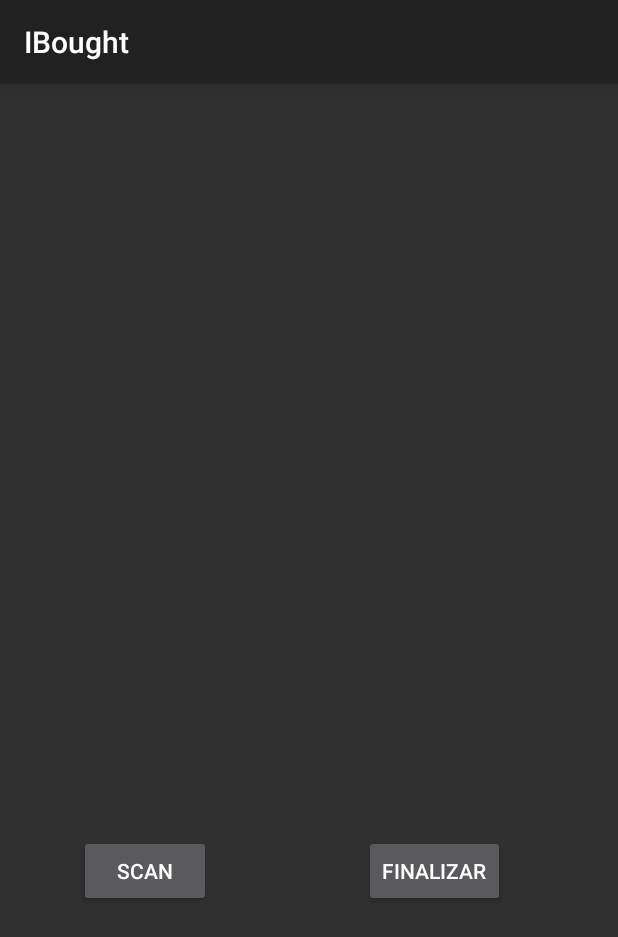
After one commit to fabianoyoschitaki/easy-shopping, an Android app: the ScanActivity screen opened directly, with no data from a screen before it, on a phone screen of 412 x 824 dp. The commit adds this screen. Shown: the top 937 px of the screen. Run offline under Robolectric (Android 15) with nearby library versions, the phone set to English and light mode, and no system bars.

Commit message:
Tela Scan-Hallan

```diff
--- a/app/build.gradle
+++ b/app/build.gradle
@@ -5,7 +5,7 @@ android {
     buildToolsVersion "23.0.2"
     defaultConfig {
         applicationId "bought.fornax.com.bought"
-        minSdkVersion 19
+        minSdkVersion 15
         targetSdkVersion 23
         versionCode 1
         versionName "1.0"
--- a/app/src/main/AndroidManifest.xml
+++ b/app/src/main/AndroidManifest.xml
@@ -24,7 +24,9 @@
         <activity
             android:name=".InitialActivity"
             android:label="@string/title_activity_initial"
-            android:theme="@style/AppTheme.Dark">
+            android:theme="@style/AppTheme.Dark" >
+        </activity>
+        <activity android:name="com.fornax.bought.activity.ScanActivity" >
         </activity>
     </application>
 
--- a/app/src/main/java/bought/fornax/com/bought/NavigationDrawerFragment.java
+++ b/app/src/main/java/bought/fornax/com/bought/NavigationDrawerFragment.java
@@ -98,7 +98,7 @@ public class NavigationDrawerFragment extends Fragment {
             }
         });
         mDrawerListView.setAdapter(new ArrayAdapter<String>(
-                getActionBar().getThemedContext(),
+                getActivity(),
                 android.R.layout.simple_list_item_activated_1,
                 android.R.id.text1,
                 new String[]{
@@ -128,9 +128,7 @@ public class NavigationDrawerFragment extends Fragment {
         mDrawerLayout.setDrawerShadow(R.drawable.drawer_shadow, GravityCompat.START);
         // set up the drawer's list view with items and click listener
 
-        ActionBar actionBar = getActionBar();
-        actionBar.setDisplayHomeAsUpEnabled(true);
-        actionBar.setHomeButtonEnabled(true);
+
 
         // ActionBarDrawerToggle ties together the the proper interactions
         // between the navigation drawer and the action bar app icon.
--- /dev/null
+++ b/app/src/main/java/com/fornax/bought/activity/ScanActivity.java
@@ -0,0 +1,120 @@
+package com.fornax.bought.activity;
+
+import android.app.Activity;
+import android.content.ActivityNotFoundException;
+import android.content.DialogInterface;
+import android.content.Intent;
+import android.net.Uri;
+import android.support.v7.app.AlertDialog;
+import android.support.v7.app.AppCompatActivity;
+import android.os.Bundle;
+import android.view.View;
+import android.widget.ArrayAdapter;
+import android.widget.Button;
+import android.widget.ListView;
+import android.widget.TextView;
+import android.widget.Toast;
+
+import java.util.ArrayList;
+import java.util.List;
+
+import bought.fornax.com.bought.R;
+
+public class ScanActivity extends AppCompatActivity {
+    static final String ACTION_SCAN = "com.google.zxing.client.android.SCAN";
+
+    private List<String> codigosEscaneados;
+    private Button _btn_scan;
+    private Button _btn_finalizar;
+
+    public void abrirTelaScan(){
+        try {
+            //start the scanning activity from the com.google.zxing.client.android.SCAN intent
+            Intent intent = new Intent(ACTION_SCAN);
+            intent.putExtra("SCAN_MODE", "PRODUCT_MODE");
+            startActivityForResult(intent, 0);
+        } catch (ActivityNotFoundException anfe) {
+            //on catch, show the download dialog
+            showDialog(ScanActivity.this, "No Scanner Found", "Download a scanner code activity?", "Yes", "No").show();
+        }
+    }
+
+    public void abrirTelaConfirmarFinalizar(){
+
+    }
+
+    @Override
+    public void onCreate(Bundle savedInstanceState) {
+        super.onCreate(savedInstanceState);
+        //set the main content layout of the Activity
+        setContentView(R.layout.activity_scan);
+
+        _btn_scan = (Button) findViewById(R.id.btn_scan);
+        _btn_scan.setOnClickListener(new View.OnClickListener() {
+
+            @Override
+            public void onClick(View v) {
+                abrirTelaScan();
+            }
+        });
+
+
+        _btn_finalizar = (Button) findViewById(R.id.btn_finalizar);
+        _btn_finalizar.setOnClickListener(new View.OnClickListener() {
+
+            @Override
+            public void onClick(View v) {
+                abrirTelaConfirmarFinalizar();
+            }
+        });
+
+
+        abrirTelaScan();
+    }
+
+    //alert dialog for downloadDialog
+    private static AlertDialog showDialog(final Activity act, CharSequence title, CharSequence message, CharSequence buttonYes, CharSequence buttonNo) {
+        AlertDialog.Builder downloadDialog = new AlertDialog.Builder(act);
+        downloadDialog.setTitle(title);
+        downloadDialog.setMessage(message);
+        downloadDialog.setPositiveButton(buttonYes, new DialogInterface.OnClickListener() {
+            public void onClick(DialogInterface dialogInterface, int i) {
+                Uri uri = Uri.parse("market://search?q=pname:" + "com.google.zxing.client.android");
+                Intent intent = new Intent(Intent.ACTION_VIEW, uri);
+                try {
+                    act.startActivity(intent);
+                } catch (ActivityNotFoundException anfe) {
+
+                }
+            }
+        });
+        downloadDialog.setNegativeButton(buttonNo, new DialogInterface.OnClickListener() {
+            public void onClick(DialogInterface dialogInterface, int i) {
+            }
+        });
+        return downloadDialog.show();
+    }
+
+    //on ActivityResult method
+    public void onActivityResult(int requestCode, int resultCode, Intent intent) {
+        if (requestCode == 0) {
+            if (resultCode == RESULT_OK) {
+                //get the extras that are returned from the intent
+                String contents = intent.getStringExtra("SCAN_RESULT");
+                String format = intent.getStringExtra("SCAN_RESULT_FORMAT");
+
+                if(codigosEscaneados == null){
+                    codigosEscaneados = new ArrayList<String>();
+                }
+                codigosEscaneados.add(contents);
+
+                int i = 0;
+                while(i < codigosEscaneados.size()){
+                    Toast toast = Toast.makeText(this, "Content:" + codigosEscaneados.get(i) + " Format:" + format, Toast.LENGTH_LONG);
+                    toast.show();
+                    i++;
+                }
+            }
+        }
+    }
+}
--- /dev/null
+++ b/app/src/main/res/layout/activity_scan.xml
@@ -0,0 +1,54 @@
+<?xml version="1.0" encoding="utf-8"?>
+<LinearLayout xmlns:android="http://schemas.android.com/apk/res/android"
+    xmlns:tools="http://schemas.android.com/tools"
+    android:layout_width="wrap_content"
+    android:layout_height="wrap_content"
+    tools:context="com.fornax.bought.activity.ScanActivity"
+    android:orientation="vertical">
+
+    <LinearLayout
+        android:orientation="horizontal"
+        android:layout_width="fill_parent"
+        android:layout_height="471dp">
+
+        <ListView
+            android:layout_width="wrap_content"
+            android:layout_height="wrap_content"
+            android:id="@+id/listCodigos" />
+    </LinearLayout>
+
+    <LinearLayout
+        android:orientation="horizontal"
+        android:layout_width="386dp"
+        android:layout_height="107dp">
+
+        <LinearLayout
+            android:orientation="horizontal"
+            android:layout_width="match_parent"
+            android:layout_height="match_parent"
+            android:layout_weight="1"
+            android:gravity="center_vertical|center_horizontal">
+
+            <Button
+                android:layout_width="wrap_content"
+                android:layout_height="wrap_content"
+                android:text="Scan"
+                android:id="@+id/btn_scan" />
+        </LinearLayout>
+
+        <LinearLayout
+            android:orientation="horizontal"
+            android:layout_width="match_parent"
+            android:layout_height="match_parent"
+            android:layout_weight="1"
+            android:gravity="center_vertical|center_horizontal">
+
+            <Button
+                android:layout_width="wrap_content"
+                android:layout_height="wrap_content"
+                android:text="Finalizar"
+                android:id="@+id/btn_finalizar" />
+        </LinearLayout>
+    </LinearLayout>
+
+</LinearLayout>
```
Also changed, not shown: app/src/main/java/bought/fornax/com/bought/InitialActivity.java (+24 -0 lines), app/src/main/java/bought/fornax/com/bought/LoginActivity.java (+4 -4 lines), app/src/main/res/layout/activity_initial.xml (+56 -1 lines), app/src/main/res/drawable/add.png (added).
